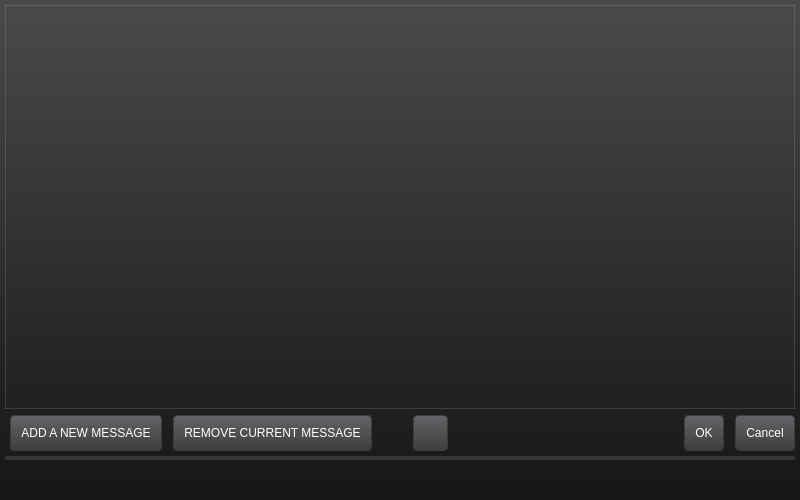
Old version of the form extoscpatternask.ui in the repository buzzinglight/IanniX.
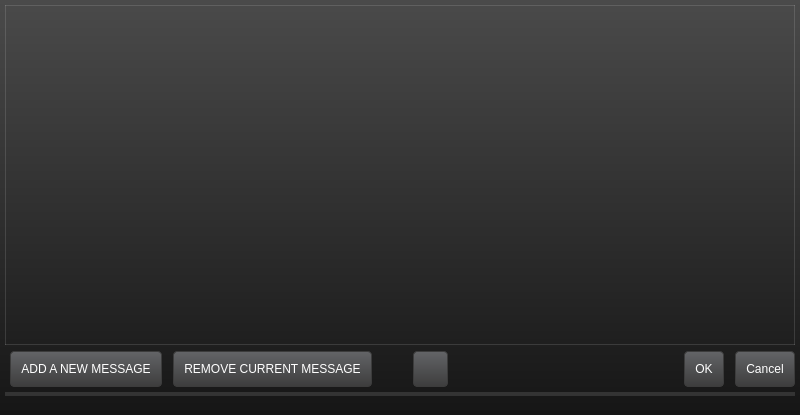
New version of the form. Icons and pictures are not drawn. Custom widgets are drawn as their Qt base class.

Diff of the .ui file:
```diff
--- a/extoscpatternask.ui
+++ b/extoscpatternask.ui
@@ -7,7 +7,7 @@
     <x>0</x>
     <y>0</y>
     <width>800</width>
-    <height>500</height>
+    <height>415</height>
    </rect>
   </property>
   <property name="windowTitle">
```
